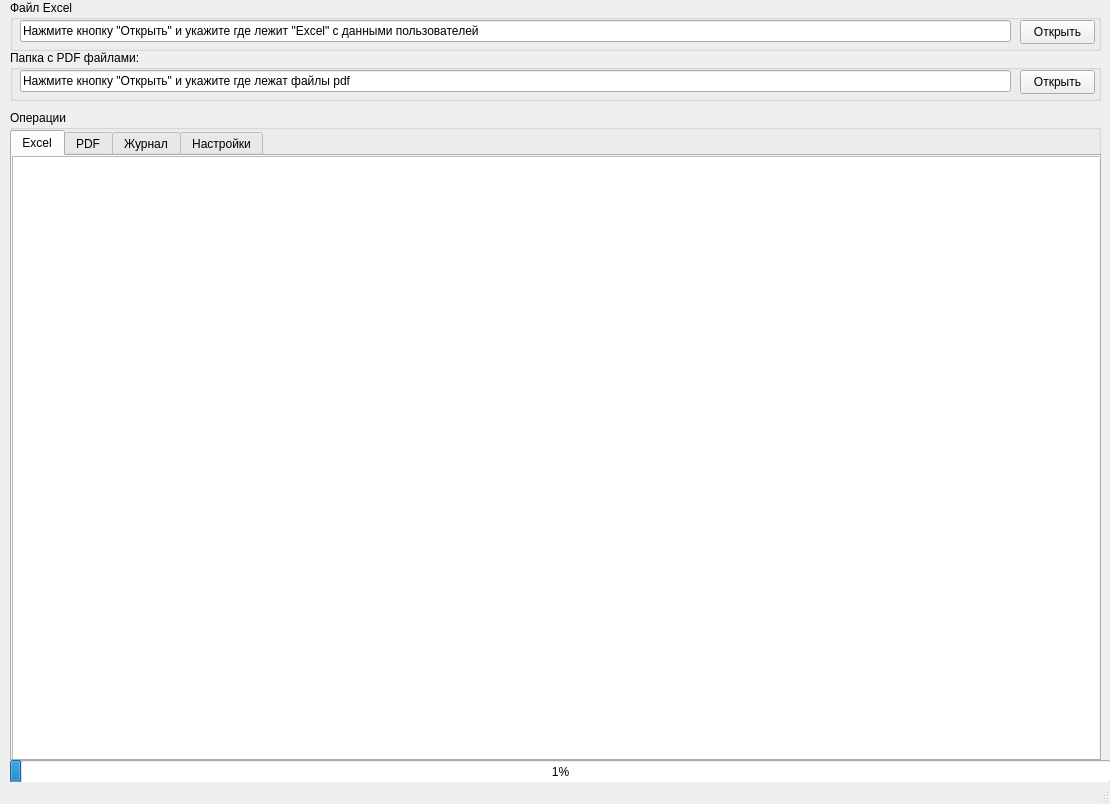
Before: the Qt Designer form src/ui/main_form.ui in gloryvictory/Kvartplata24mail, drawn with Qt 5.
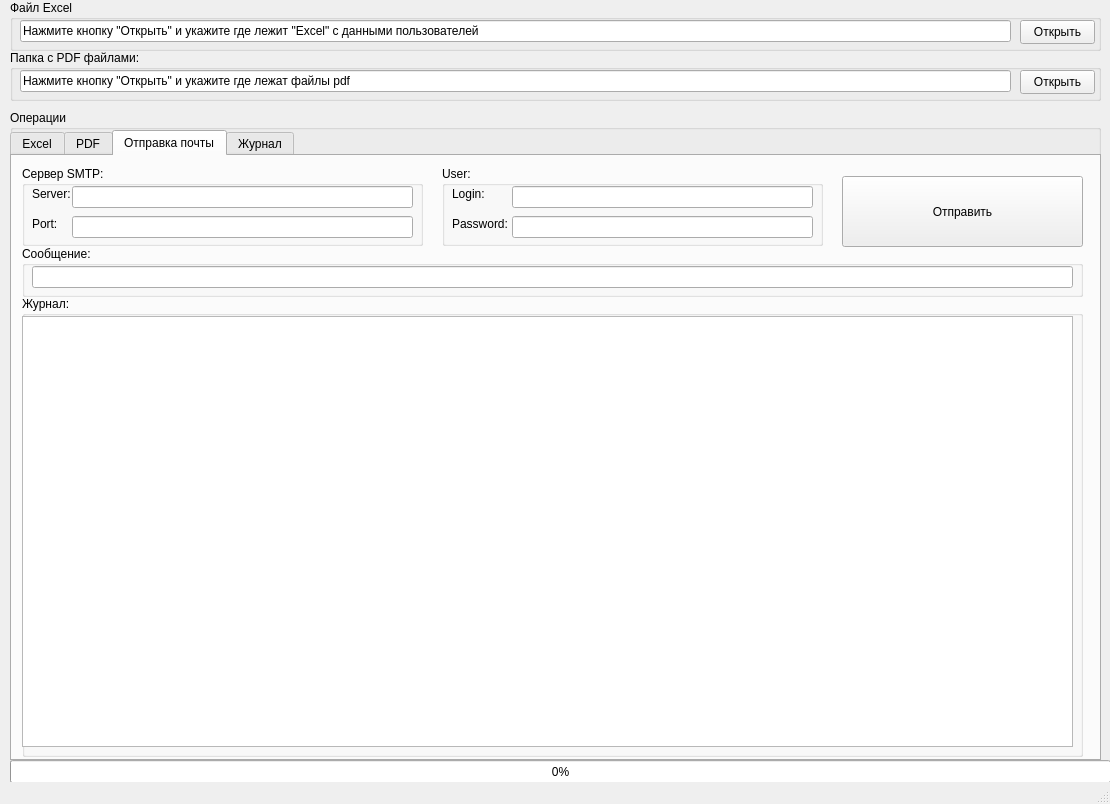
After: the same form once the commit is applied. The open tabs and pages were chosen to show the change.

Diff of the .ui file:
```diff
--- a/src/ui/main_form.ui
+++ b/src/ui/main_form.ui
@@ -176,6 +176,188 @@
        </property>
       </widget>
      </widget>
+     <widget class="QWidget" name="tabMail">
+      <attribute name="title">
+       <string>Отправка почты</string>
+      </attribute>
+      <widget class="QGroupBox" name="gbServer">
+       <property name="geometry">
+        <rect>
+         <x>10</x>
+         <y>10</y>
+         <width>401</width>
+         <height>80</height>
+        </rect>
+       </property>
+       <property name="title">
+        <string>Сервер SMTP:</string>
+       </property>
+       <widget class="QLabel" name="lblServer">
+        <property name="geometry">
+         <rect>
+          <x>10</x>
+          <y>20</y>
+          <width>49</width>
+          <height>16</height>
+         </rect>
+        </property>
+        <property name="text">
+         <string>Server:</string>
+        </property>
+       </widget>
+       <widget class="QLabel" name="lblPort">
+        <property name="geometry">
+         <rect>
+          <x>10</x>
+          <y>50</y>
+          <width>49</width>
+          <height>16</height>
+         </rect>
+        </property>
+        <property name="text">
+         <string>Port:</string>
+        </property>
+       </widget>
+       <widget class="QLineEdit" name="leServer">
+        <property name="geometry">
+         <rect>
+          <x>50</x>
+          <y>20</y>
+          <width>341</width>
+          <height>22</height>
+         </rect>
+        </property>
+       </widget>
+       <widget class="QLineEdit" name="lePort">
+        <property name="geometry">
+         <rect>
+          <x>50</x>
+          <y>50</y>
+          <width>341</width>
+          <height>22</height>
+         </rect>
+        </property>
+       </widget>
+      </widget>
+      <widget class="QGroupBox" name="groupBox_4">
+       <property name="geometry">
+        <rect>
+         <x>430</x>
+         <y>10</y>
+         <width>381</width>
+         <height>80</height>
+        </rect>
+       </property>
+       <property name="title">
+        <string>User:</string>
+       </property>
+       <widget class="QLabel" name="lblLogin">
+        <property name="geometry">
+         <rect>
+          <x>10</x>
+          <y>20</y>
+          <width>49</width>
+          <height>16</height>
+         </rect>
+        </property>
+        <property name="text">
+         <string>Login:</string>
+        </property>
+       </widget>
+       <widget class="QLineEdit" name="leLogin">
+        <property name="geometry">
+         <rect>
+          <x>70</x>
+          <y>20</y>
+          <width>301</width>
+          <height>22</height>
+         </rect>
+        </property>
+       </widget>
+       <widget class="QLabel" name="lblPassword">
+        <property name="geometry">
+         <rect>
+          <x>10</x>
+          <y>50</y>
+          <width>61</width>
+          <height>16</height>
+         </rect>
+        </property>
+        <property name="text">
+         <string>Password:</string>
+        </property>
+       </widget>
+       <widget class="QLineEdit" name="lePassword">
+        <property name="geometry">
+         <rect>
+          <x>70</x>
+          <y>50</y>
+          <width>301</width>
+          <height>22</height>
+         </rect>
+        </property>
+       </widget>
+      </widget>
+      <widget class="QPushButton" name="btnMail">
+       <property name="geometry">
+        <rect>
+         <x>830</x>
+         <y>20</y>
+         <width>241</width>
+         <height>71</height>
+        </rect>
+       </property>
+       <property name="text">
+        <string>Отправить</string>
+       </property>
+      </widget>
+      <widget class="QGroupBox" name="groupBox_5">
+       <property name="geometry">
+        <rect>
+         <x>10</x>
+         <y>90</y>
+         <width>1061</width>
+         <height>51</height>
+        </rect>
+       </property>
+       <property name="title">
+        <string>Сообщение:</string>
+       </property>
+       <widget class="QLineEdit" name="lineEdit">
+        <property name="geometry">
+         <rect>
+          <x>10</x>
+          <y>20</y>
+          <width>1041</width>
+          <height>22</height>
+         </rect>
+        </property>
+       </widget>
+      </widget>
+      <widget class="QGroupBox" name="groupBox_6">
+       <property name="geometry">
+        <rect>
+         <x>10</x>
+         <y>140</y>
+         <width>1061</width>
+         <height>461</height>
+        </rect>
+       </property>
+       <property name="title">
+        <string>Журнал:</string>
+       </property>
+       <widget class="QListWidget" name="lvLogMail">
+        <property name="geometry">
+         <rect>
+          <x>0</x>
+          <y>20</y>
+          <width>1051</width>
+          <height>431</height>
+         </rect>
+        </property>
+       </widget>
+      </widget>
+     </widget>
      <widget class="QWidget" name="tabLog">
       <attribute name="title">
        <string>Журнал</string>
@@ -191,11 +373,6 @@
        </property>
       </widget>
      </widget>
-     <widget class="QWidget" name="tab">
-      <attribute name="title">
-       <string>Настройки</string>
-      </attribute>
-     </widget>
     </widget>
    </widget>
    <widget class="QProgressBar" name="pbMain">
@@ -208,7 +385,7 @@
      </rect>
     </property>
     <property name="value">
-     <number>1</number>
+     <number>0</number>
     </property>
    </widget>
   </widget>
```
